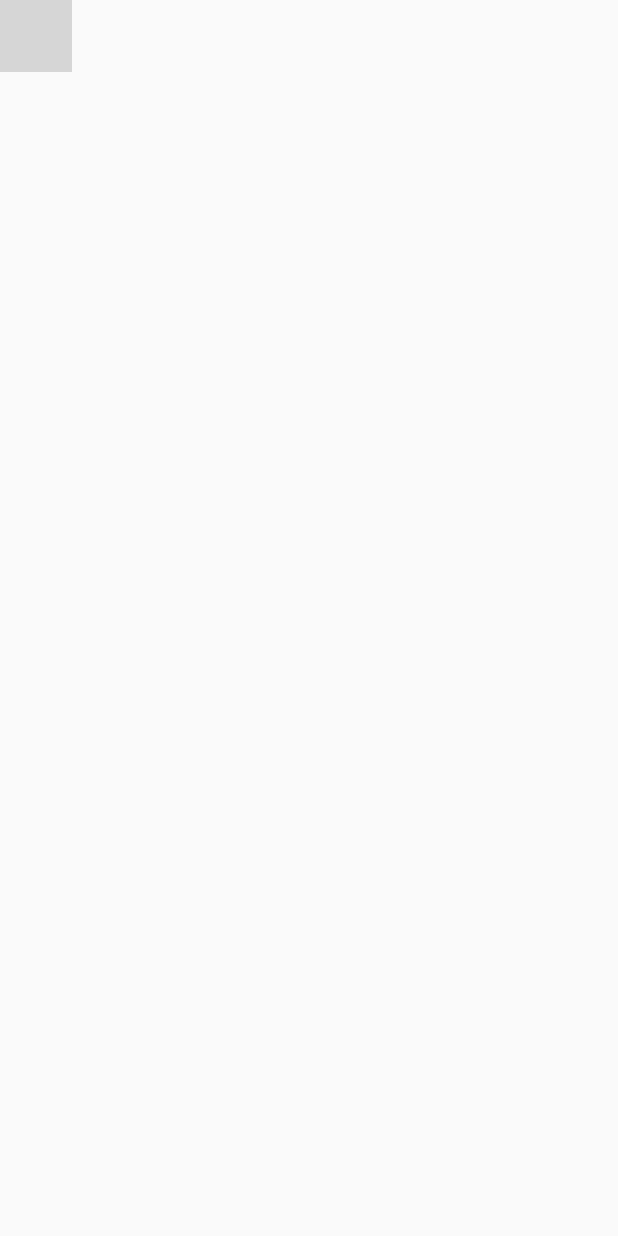
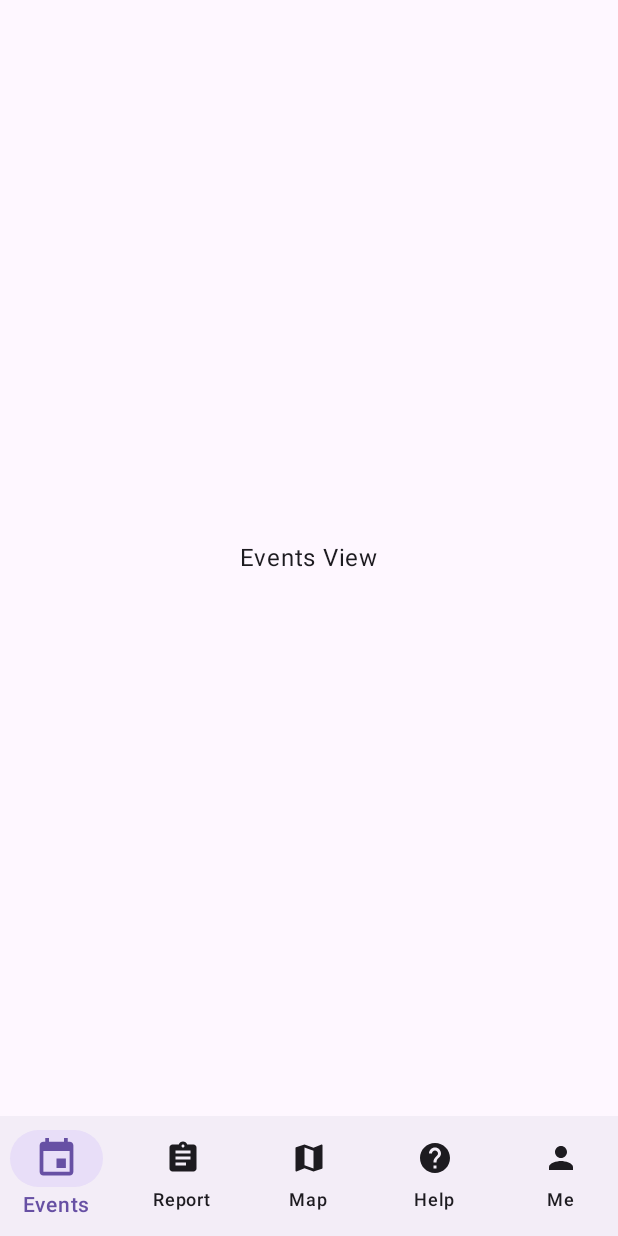
Before and after one commit to alert-city/mobile, an Android app built with Jetpack Compose: the screen it shows after launch (MainActivity), on a phone screen of 412 x 824 dp. Run offline under Robolectric (Android 15) with nearby library versions, the phone set to English and light mode, and no system bars; 2 statements that could not run were skipped; grey boxes are pictures that could not be loaded.

Commit message:
Feat: Update MainPage view structure.
Finalised following features:
- Update MainPage structure
- Add Events placeholder page
- Add Report placeholder page
- Add Map placeholder page
- Add Help placeholder page
- Add Profile placeholder page
- import material icons lib

Resolve CP-2

```diff
--- a/composeApp/build.gradle.kts
+++ b/composeApp/build.gradle.kts
@@ -45,6 +45,8 @@ kotlin {
             implementation(compose.components.uiToolingPreview)
             implementation(libs.androidx.lifecycle.viewmodel)
             implementation(libs.androidx.lifecycle.runtime.compose)
+            implementation(libs.compose.material.icons.core)
+            implementation(libs.compose.material.icons.extended)
             implementation(libs.ktor.client.core)
             implementation(libs.ktor.client.negotiation)
             implementation(libs.ktor.client.logging)
--- a/composeApp/src/commonMain/kotlin/org/cdu/codefair/alertcity/view/App.kt
+++ b/composeApp/src/commonMain/kotlin/org/cdu/codefair/alertcity/view/App.kt
@@ -9,7 +9,7 @@ import androidx.compose.runtime.setValue
 import org.cdu.codefair.alertcity.LoginMutation
 import org.jetbrains.compose.ui.tooling.preview.Preview
 
-enum class Screen {
+enum class Page {
     Login,
     SignUp,
     ForgotPassword,
@@ -20,35 +20,35 @@ enum class Screen {
 @Preview
 fun App() {
     MaterialTheme {
-        var currentScreen by remember { mutableStateOf(Screen.Login) }
+        var currentPage by remember { mutableStateOf(Page.Main) }
         var loggedInUser by remember { mutableStateOf<LoginMutation.Login?>(null) }
 
-        when (currentScreen) {
-            Screen.Login -> {
+        when (currentPage) {
+            Page.Login -> {
                 LoginPage(
                     onLoginSuccess = { info ->
                         loggedInUser = info
-                        currentScreen = Screen.Main
+                        currentPage = Page.Main
                     },
-                    onForgotPassword = { currentScreen = Screen.ForgotPassword },
-                    onSignUp = { currentScreen = Screen.SignUp },
+                    onForgotPassword = { currentPage = Page.ForgotPassword },
+                    onSignUp = { currentPage = Page.SignUp },
                 )
             }
 
-            Screen.SignUp -> {
+            Page.SignUp -> {
                 SignUpPage {
 //                    currentScreen = Screen.Login
                 }
             }
 
-            Screen.ForgotPassword -> {
+            Page.ForgotPassword -> {
                 ForgotPasswordPage {
 //                    currentScreen = Screen.Login
                 }
             }
 
-            Screen.Main -> {
-                loggedInUser?.let { MainScreen(user = it) }
+            Page.Main -> {
+                MainPage(user = loggedInUser)
             }
         }
     }
--- /dev/null
+++ b/composeApp/src/commonMain/kotlin/org/cdu/codefair/alertcity/view/EventsView.kt
@@ -0,0 +1,15 @@
+package org.cdu.codefair.alertcity.view
+
+import androidx.compose.foundation.layout.Box
+import androidx.compose.foundation.layout.fillMaxSize
+import androidx.compose.material3.Text
+import androidx.compose.runtime.Composable
+import androidx.compose.ui.Alignment
+import androidx.compose.ui.Modifier
+
+@Composable
+fun EventsView() {
+    Box(modifier = Modifier.fillMaxSize(), contentAlignment = Alignment.Center) {
+        Text(text = "Events View")
+    }
+}
--- /dev/null
+++ b/composeApp/src/commonMain/kotlin/org/cdu/codefair/alertcity/view/MainPage.kt
@@ -0,0 +1,90 @@
+package org.cdu.codefair.alertcity.view
+
+import androidx.compose.foundation.layout.Box
+import androidx.compose.foundation.layout.padding
+import androidx.compose.foundation.layout.size
+import androidx.compose.material.icons.Icons
+import androidx.compose.material.icons.automirrored.filled.Assignment
+import androidx.compose.material.icons.automirrored.filled.Help
+import androidx.compose.material.icons.filled.Event
+import androidx.compose.material.icons.filled.Map
+import androidx.compose.material.icons.filled.Person
+import androidx.compose.material3.Icon
+import androidx.compose.material3.MaterialTheme
+import androidx.compose.material3.NavigationBar
+import androidx.compose.material3.NavigationBarItem
+import androidx.compose.material3.Scaffold
+import androidx.compose.material3.Text
+import androidx.compose.runtime.Composable
+import androidx.compose.runtime.getValue
+import androidx.compose.runtime.mutableStateOf
+import androidx.compose.runtime.remember
+import androidx.compose.runtime.setValue
+import androidx.compose.ui.Modifier
+import androidx.compose.ui.graphics.vector.ImageVector
+import androidx.compose.ui.unit.dp
+import androidx.compose.ui.unit.sp
+import org.cdu.codefair.alertcity.LoginMutation
+
+// Sealed class representing each screen in the navigation bar
+sealed class Subpage(val route: String, val title: String, val icon: ImageVector) {
+    data object Events : Subpage("events", "Events", Icons.Filled.Event)
+    data object Report : Subpage("report", "Report", Icons.AutoMirrored.Filled.Assignment)
+    data object Map : Subpage("map", "Map", Icons.Filled.Map)
+    data object Help : Subpage("help", "Help", Icons.AutoMirrored.Filled.Help)
+    data object Profile : Subpage("profile", "Me", Icons.Filled.Person)
+}
+
+// List of all navigation items for the navigation bar
+val navItems = listOf(
+    Subpage.Events,
+    Subpage.Report,
+    Subpage.Map,
+    Subpage.Help,
+    Subpage.Profile,
+)
+
+@Composable
+fun MainPage(user: LoginMutation.Login?) {
+    // state to keep track of the current page view
+    var currentView by remember { mutableStateOf<Subpage>(Subpage.Events) }
+
+    // Scaffold provides a basic layout structure with a bottom bar
+    Scaffold(bottomBar = {
+        NavigationBar {
+            navItems.forEach { view ->
+                val isSelected = currentView == view
+                NavigationBarItem(
+                    icon = {
+                        Icon(
+                            imageVector = view.icon,
+                            contentDescription = view.title,
+                            modifier = Modifier.size(if (isSelected) 30.dp else 24.dp),
+                            tint = if (isSelected) MaterialTheme.colorScheme.primary
+                            else MaterialTheme.colorScheme.onSurface,
+                        )
+                    },
+                    label = {
+                        Text(
+                            text = view.title,
+                            fontSize = if (isSelected) 14.sp else 12.sp,
+                            color = if (isSelected) MaterialTheme.colorScheme.primary
+                            else MaterialTheme.colorScheme.onSurface
+                        )
+                    },
+                    selected = currentView == view,
+                    onClick = { currentView = view })
+            }
+        }
+    }) { innerPadding ->
+        Box(Modifier.padding(innerPadding)) {
+            when (currentView) {
+                Subpage.Events -> EventsView()
+                Subpage.Report -> ReportView()
+                Subpage.Map -> MapView()
+                Subpage.Help -> HelpView()
+                Subpage.Profile -> ProfileView()
+            }
+        }
+    }
+}
--- a/gradle/libs.versions.toml
+++ b/gradle/libs.versions.toml
@@ -33,6 +33,8 @@ androidx-constraintlayout = { group = "androidx.constraintlayout", name = "const
 androidx-activity-compose = { module = "androidx.activity:activity-compose", version.ref = "androidx-activityCompose" }
 androidx-lifecycle-viewmodel = { group = "org.jetbrains.androidx.lifecycle", name = "lifecycle-viewmodel", version.ref = "androidx-lifecycle" }
 androidx-lifecycle-runtime-compose = { group = "org.jetbrains.androidx.lifecycle", name = "lifecycle-runtime-compose", version.ref = "androidx-lifecycle" }
+compose-material-icons-core = { group = "org.jetbrains.compose.material", name = "material-icons-core", version.ref = "compose-material3" }
+compose-material-icons-extended = { group = "org.jetbrains.compose.material", name = "material-icons-extended", version.ref = "compose-material3" }
 compose-material3 = { group = "org.jetbrains.compose.material3", name = "material3", version.ref = "compose-material3" }
 ktor-client-core = { group = "io.ktor", name = "ktor-client-core", version.ref = "ktor" }
 ktor-client-darwin = { group = "io.ktor", name = "ktor-client-darwin", version.ref = "ktor" }
```
Also changed, not shown: composeApp/src/commonMain/kotlin/org/cdu/codefair/alertcity/view/HelpView.kt (added, +15 -0 lines), composeApp/src/commonMain/kotlin/org/cdu/codefair/alertcity/view/MainScreen.kt (deleted, +0 -38 lines), composeApp/src/commonMain/kotlin/org/cdu/codefair/alertcity/view/MapView.kt (added, +15 -0 lines), composeApp/src/commonMain/kotlin/org/cdu/codefair/alertcity/view/ProfileView.kt (added, +15 -0 lines), composeApp/src/commonMain/kotlin/org/cdu/codefair/alertcity/view/ReportView.kt (added, +15 -0 lines).
